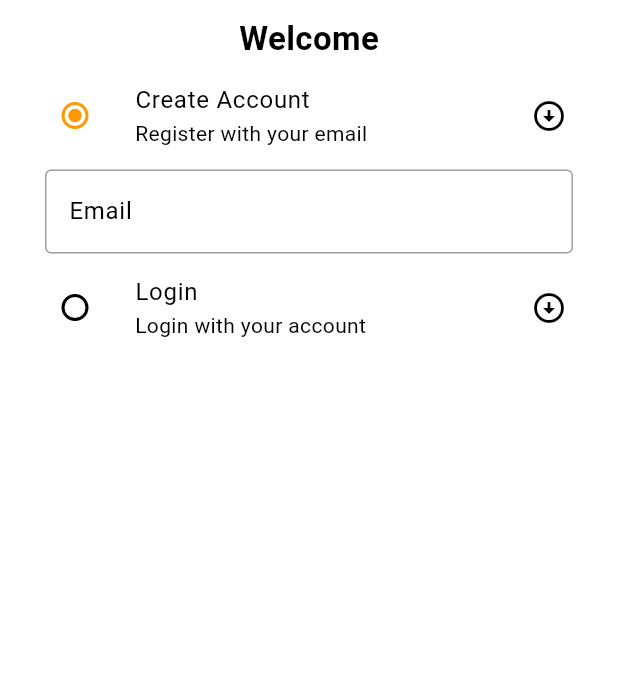
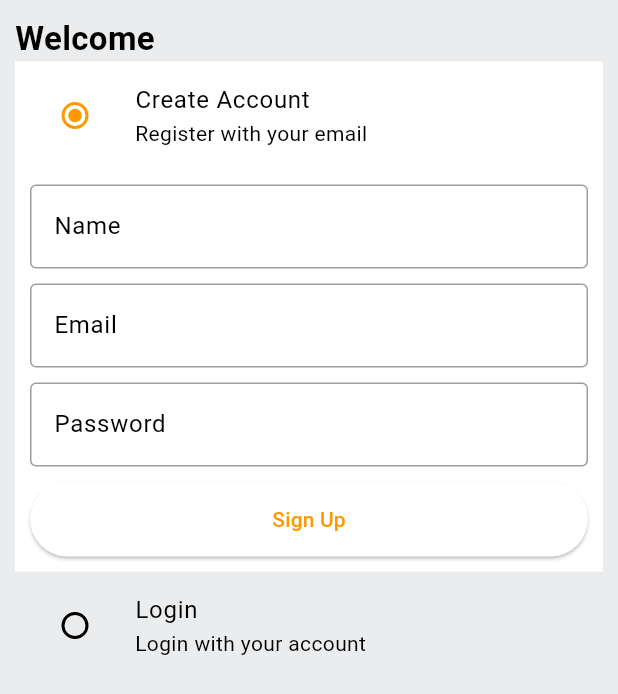
Before and after one commit to isharab/AmazonCloneFlutter, a Flutter app: the screen it shows after launch, on a phone screen of 412 x 824 dp. Shown: the top 694 px of the screen. Run offline on Flutter 3.47's test engine with Material 2 defaults, Android fonts, the phone set to English and light mode, and no system bars.

```diff
--- /dev/null
+++ b/lib/common/widgets/custom_button.dart
@@ -0,0 +1,24 @@
+import 'package:flutter/material.dart';
+
+class CustomButton extends StatelessWidget {
+  final String text;
+  final VoidCallback onTap;
+
+  const CustomButton({super.key, required this.text, required this.onTap});
+
+  @override
+  Widget build(BuildContext context) {
+    return ElevatedButton(
+      onPressed: onTap,
+      style: ElevatedButton.styleFrom(
+        minimumSize: const Size(
+          double.infinity,
+          50,
+        ),
+      ),
+      child: Text(
+        text,
+      ),
+    );
+  }
+}
--- a/lib/features/auth/screens/auth_screen.dart
+++ b/lib/features/auth/screens/auth_screen.dart
@@ -1,4 +1,5 @@
-import 'package:amazon_clone/common/widgets/custum_textfield.dart';
+import 'package:amazon_clone/common/widgets/custom_button.dart';
+import 'package:amazon_clone/common/widgets/custom_textfield.dart';
 import 'package:amazon_clone/constants/global_variables.dart';
 import 'package:flutter/material.dart';
 
@@ -35,11 +36,12 @@ class _AuthScreenState extends State<AuthScreen> {
   @override
   Widget build(BuildContext context) {
     return Scaffold(
-      backgroundColor: GlobalVariables.backgroundColor,
+      backgroundColor: GlobalVariables.greyBackgroundCOlor,
       body: SafeArea(
         child: Padding(
           padding: const EdgeInsets.all(10.0),
           child: Column(
+            crossAxisAlignment: CrossAxisAlignment.start,
             children: [
               const Text(
                 "Welcome",
@@ -49,9 +51,11 @@ class _AuthScreenState extends State<AuthScreen> {
                 ),
               ),
               ListTile(
+                tileColor: _auth == Auth.signup
+                    ? GlobalVariables.backgroundColor
+                    : GlobalVariables.greyBackgroundCOlor,
                 title: const Text("Create Account"),
                 subtitle: const Text("Register with your email"),
-                trailing: const Icon(Icons.arrow_circle_down),
                 leading: Radio(
                   value: Auth.signup,
                   groupValue: _auth,
@@ -64,24 +68,39 @@ class _AuthScreenState extends State<AuthScreen> {
                 ),
               ),
               if (_auth == Auth.signup)
-                Form(
-                  key: _signupFormKey,
-                  child: Column(
-                    children: [
-                      Padding(
-                        padding: const EdgeInsets.symmetric(horizontal: 20.0),
-                        child: CustomTextField(
+                Container(
+                  padding: const EdgeInsets.all(10.0),
+                  color: GlobalVariables.backgroundColor,
+                  child: Form(
+                    key: _signupFormKey,
+                    child: Column(
+                      children: [
+                        CustomTextField(
+                          hintText: "Name",
+                          controller: _nameController,
+                        ),
+                        const SizedBox(height: 10),
+                        CustomTextField(
                           hintText: "Email",
                           controller: _emailController,
                         ),
-                      ),
-                    ],
+                        const SizedBox(height: 10),
+                        CustomTextField(
+                          hintText: "Password",
+                          controller: _passwordController,
+                        ),
+                        const SizedBox(height: 10),
+                        CustomButton(text: 'Sign Up', onTap: () {})
+                      ],
+                    ),
                   ),
                 ),
               ListTile(
+                tileColor: _auth == Auth.signin
+                    ? GlobalVariables.backgroundColor
+                    : GlobalVariables.greyBackgroundCOlor,
                 title: const Text("Login"),
                 subtitle: const Text("Login with your account"),
-                trailing: const Icon(Icons.arrow_circle_down),
                 leading: Radio(
                   value: Auth.signin,
                   groupValue: _auth,
@@ -93,6 +112,29 @@ class _AuthScreenState extends State<AuthScreen> {
                   activeColor: GlobalVariables.secondaryColor,
                 ),
               ),
+              if (_auth == Auth.signin)
+                Container(
+                  padding: const EdgeInsets.all(10.0),
+                  color: GlobalVariables.backgroundColor,
+                  child: Form(
+                    key: _signinFormKey,
+                    child: Column(
+                      children: [
+                        CustomTextField(
+                          hintText: "Email",
+                          controller: _emailController,
+                        ),
+                        const SizedBox(height: 10),
+                        CustomTextField(
+                          hintText: "Password",
+                          controller: _passwordController,
+                        ),
+                        const SizedBox(height: 10),
+                        CustomButton(text: 'Sign In', onTap: () {})
+                      ],
+                    ),
+                  ),
+                ),
             ],
           ),
         ),
```
Also changed, not shown: lib/common/widgets/custom_textfield.dart (renamed from lib/common/widgets/custum_textfield.dart), 3 other files.
